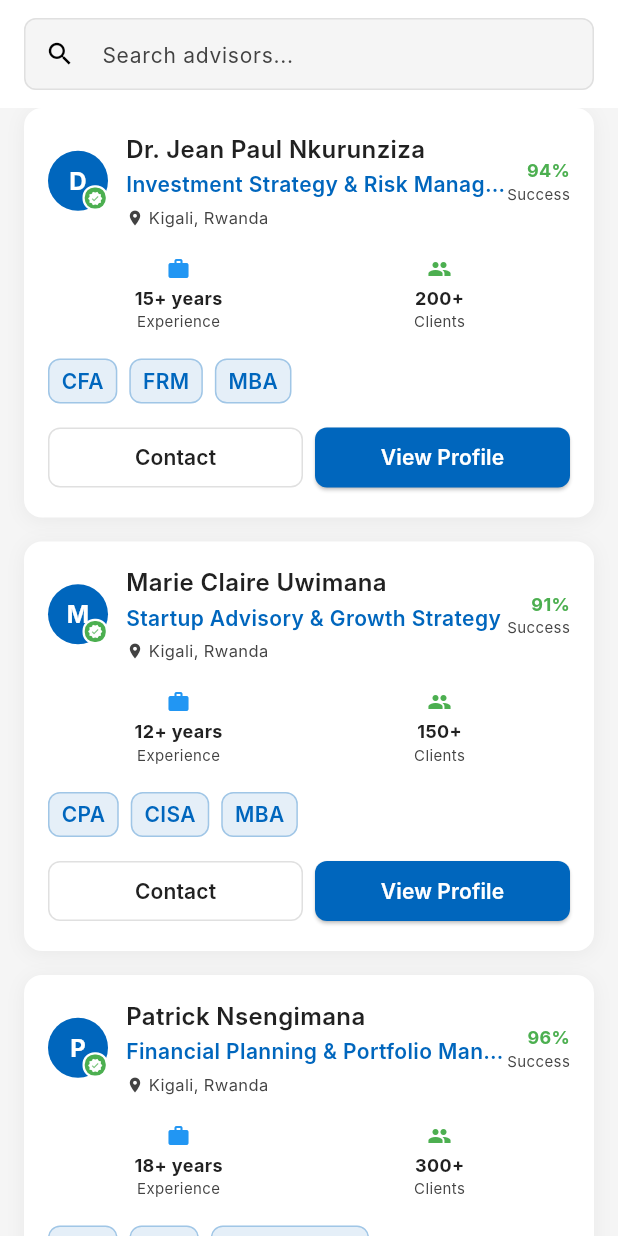
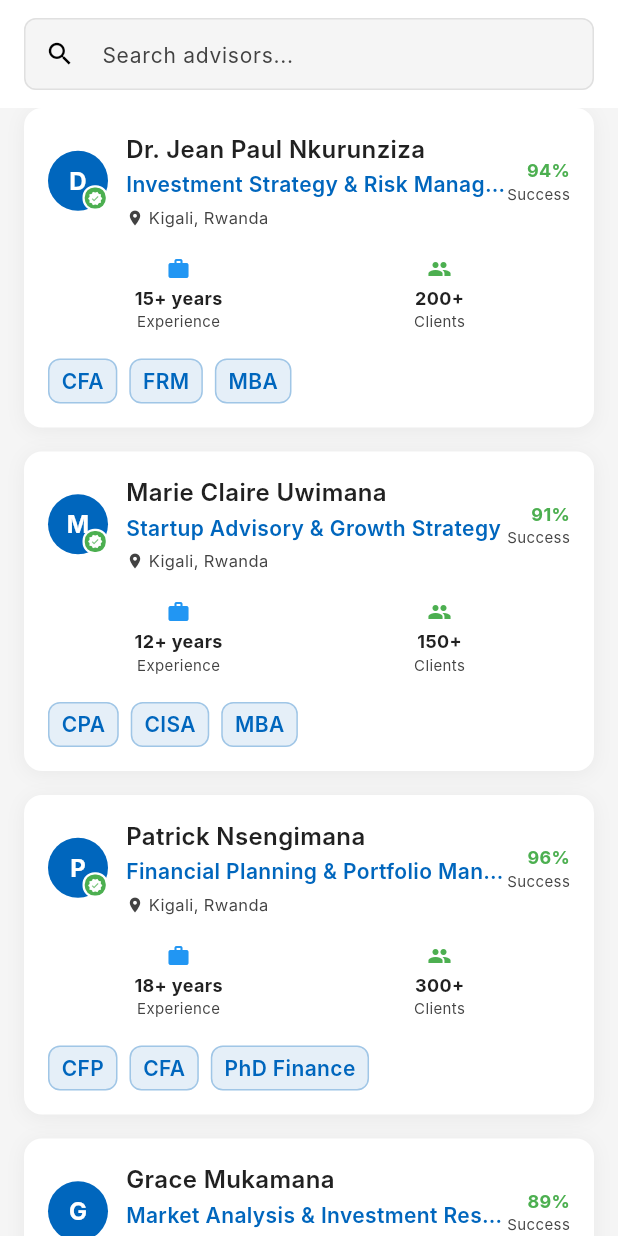
Before and after one commit to hubertit/shoramarkets, a Flutter app: the AdvisorsScreen screen opened directly, on a phone screen of 412 x 824 dp. Run offline on Flutter 3.47's test engine with Material 3 defaults, Android fonts, the phone set to English and light mode, and no system bars; our stand-ins replace contacts_service, country_picker, dio, flutter_riverpod, permission_handler, share_plus and 1 more; missing offline and left inert: d_chart; accounts and stored records are empty; Roboto replaces fonts that are missing (Inter).

Commit message:
Remove contact and view buttons from list cards
- Remove Contact and View Profile buttons from advisor list cards
- Remove Contact and View Details buttons from business list cards
- Clean up list card layouts for better focus on content
- Contact and view functionality remains available in profile screens
- Improve list card readability and reduce visual clutter
- Maintain full functionality in dedicated profile screens

```diff
--- a/lib/features/investments/presentation/screens/advisors_screen.dart
+++ b/lib/features/investments/presentation/screens/advisors_screen.dart
@@ -367,60 +367,6 @@ class _AdvisorsScreenState extends ConsumerState<AdvisorsScreen> {
                     );
                   }).toList(),
                 ),
-                const SizedBox(height: AppTheme.spacing12),
-                // Action Buttons
-                Row(
-                  children: [
-                    Expanded(
-                      child: OutlinedButton(
-                        onPressed: () {
-                          _showContactDialog(advisor);
-                        },
-                        style: OutlinedButton.styleFrom(
-                          side: BorderSide(
-                            color: AppTheme.thinBorderColor,
-                            width: AppTheme.thinBorderWidth,
-                          ),
-                          padding: const EdgeInsets.symmetric(vertical: AppTheme.spacing8),
-                          shape: RoundedRectangleBorder(
-                            borderRadius: BorderRadius.circular(AppTheme.borderRadius8),
-                          ),
-                        ),
-                        child: Text(
-                          'Contact',
-                          style: AppTheme.bodySmall.copyWith(
-                            fontWeight: FontWeight.w600,
-                            color: AppTheme.textPrimaryColor,
-                          ),
-                        ),
-                      ),
-                    ),
-                    const SizedBox(width: AppTheme.spacing8),
-                    Expanded(
-                      child: ElevatedButton(
-                        onPressed: () {
-                          Navigator.of(context).pop(); // Close the contact dialog
-                          _navigateToAdvisorProfile(advisor);
-                        },
-                        style: ElevatedButton.styleFrom(
-                          backgroundColor: AppTheme.primaryColor,
-                          foregroundColor: Colors.white,
-                          padding: const EdgeInsets.symmetric(vertical: AppTheme.spacing8),
-                          shape: RoundedRectangleBorder(
-                            borderRadius: BorderRadius.circular(AppTheme.borderRadius8),
-                          ),
-                        ),
-                        child: Text(
-                          'View Profile',
-                          style: AppTheme.bodySmall.copyWith(
-                            fontWeight: FontWeight.w600,
-                            color: Colors.white,
-                          ),
-                        ),
-                      ),
-                    ),
-                  ],
-                ),
               ],
             ),
           ),
```
Also changed, not shown: lib/features/investments/presentation/screens/businesses_screen.dart (+0 -54 lines).
